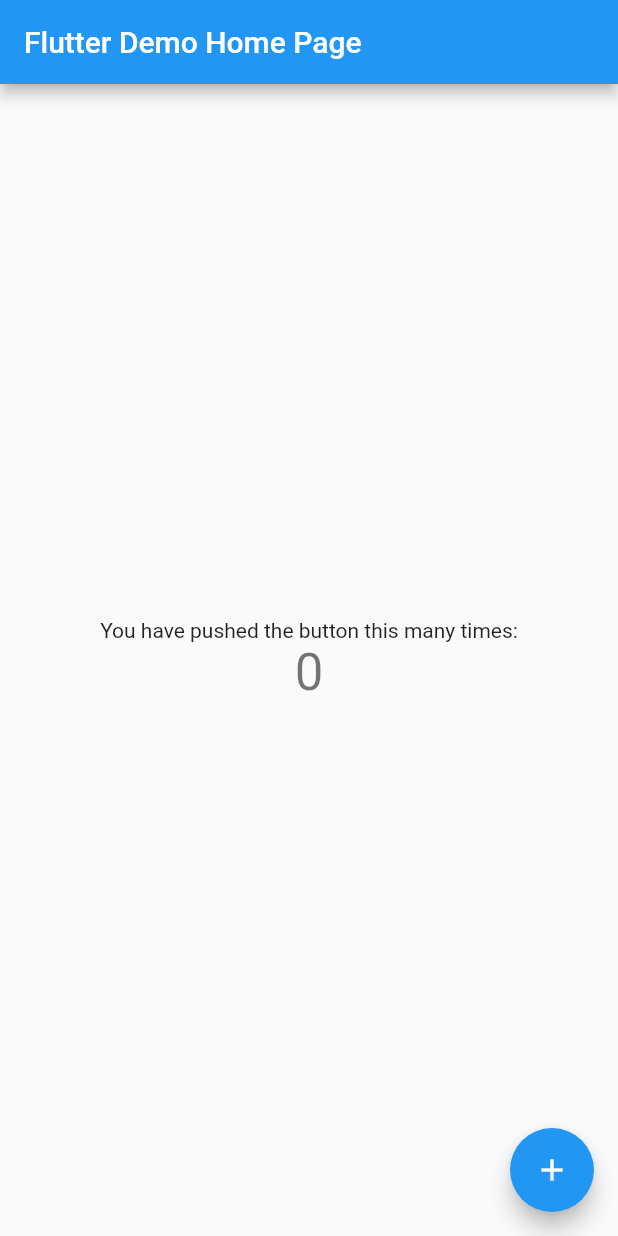
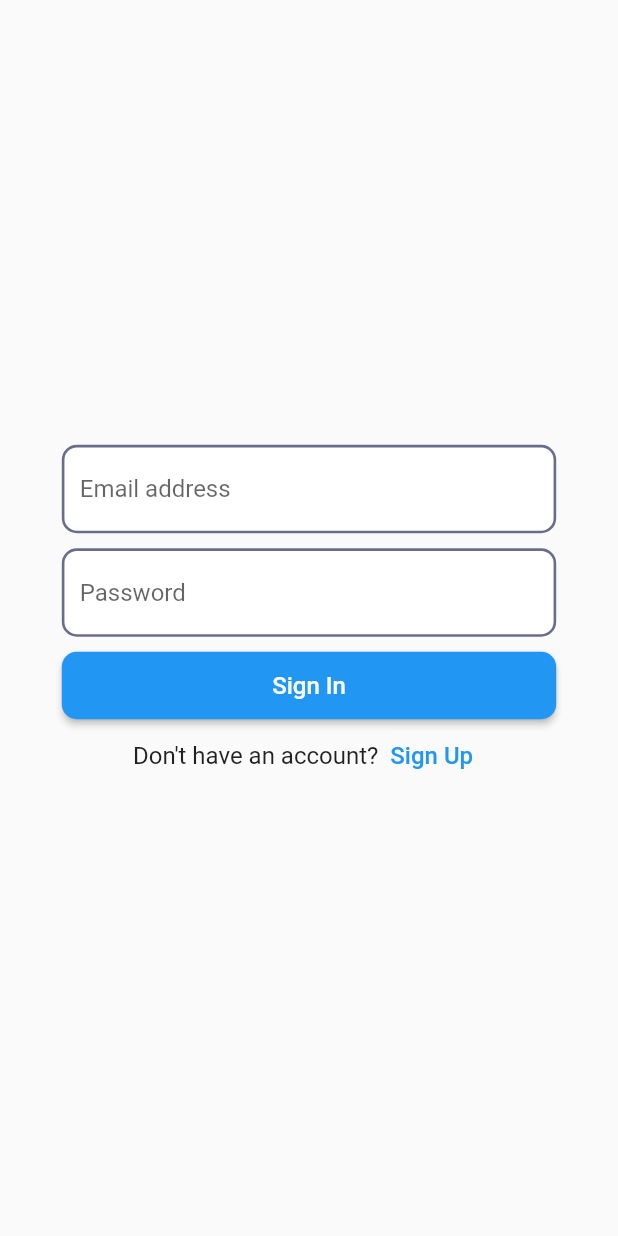
Before and after one commit to dgoose2/Wayah, a Flutter app: the screen it shows after launch, on a phone screen of 412 x 824 dp. Run offline on Flutter 3.47's test engine with Material 2 defaults, Android fonts, the phone set to English and light mode, and no system bars; our stand-ins replace cloud_firestore, firebase_auth, firebase_core; accounts and stored records are empty.

Commit message:
- Initial Commit Includes Sign in and Sign up functionality, needs cleaning up but good start - Also linked the project with firebase

```diff
--- a/wayah_app/lib/main.dart
+++ b/wayah_app/lib/main.dart
@@ -1,115 +1,42 @@
+import 'package:firebase_core/firebase_core.dart';
 import 'package:flutter/material.dart';
+import 'package:firebase_auth/firebase_auth.dart';
+import 'package:wayah_app/screens/signup_screen.dart';
+import 'firebase_options.dart';
 
-void main() {
+import 'package:wayah_app/screens/login_screen.dart';
+import 'package:wayah_app/screens/home_screen.dart';
+
+void main() async {
+  WidgetsFlutterBinding.ensureInitialized();
+  await Firebase.initializeApp();
   runApp(const MyApp());
 }
 
 class MyApp extends StatelessWidget {
   const MyApp({super.key});
 
-  // This widget is the root of your application.
   @override
   Widget build(BuildContext context) {
     return MaterialApp(
-      title: 'Flutter Demo',
+      title: 'Wayah',
       theme: ThemeData(
-        // This is the theme of your application.
-        //
-        // Try running your application with "flutter run". You'll see the
-        // application has a blue toolbar. Then, without quitting the app, try
-        // changing the primarySwatch below to Colors.green and then invoke
-        // "hot reload" (press "r" in the console where you ran "flutter run",
-        // or simply save your changes to "hot reload" in a Flutter IDE).
-        // Notice that the counter didn't reset back to zero; the application
-        // is not restarted.
-        primarySwatch: Colors.blue,
+        // primarySwatch: Colors.blue,
+        backgroundColor: Colors.white,
       ),
-      home: const MyHomePage(title: 'Flutter Demo Home Page'),
+      home: StreamBuilder(
+        stream: FirebaseAuth.instance.authStateChanges(),
+        builder: ((context, snapshot) {
+          if (snapshot.hasData) {
+            return HomeScreen();
+          }
+          return LoginScreen();
+        }),
+      ),
+      routes: {
+        LoginScreen.routeName: (ctx) => LoginScreen(),
+        SignUpScreen.routeName: (ctx) => SignUpScreen(),
+      },
     );
   }
 }
-
-class MyHomePage extends StatefulWidget {
-  const MyHomePage({super.key, required this.title});
-
-  // This widget is the home page of your application. It is stateful, meaning
-  // that it has a State object (defined below) that contains fields that affect
-  // how it looks.
-
-  // This class is the configuration for the state. It holds the values (in this
-  // case the title) provided by the parent (in this case the App widget) and
-  // used by the build method of the State. Fields in a Widget subclass are
-  // always marked "final".
-
-  final String title;
-
-  @override
-  State<MyHomePage> createState() => _MyHomePageState();
-}
-
-class _MyHomePageState extends State<MyHomePage> {
-  int _counter = 0;
-
-  void _incrementCounter() {
-    setState(() {
-      // This call to setState tells the Flutter framework that something has
-      // changed in this State, which causes it to rerun the build method below
-      // so that the display can reflect the updated values. If we changed
-      // _counter without calling setState(), then the build method would not be
-      // called again, and so nothing would appear to happen.
-      _counter++;
-    });
-  }
-
-  @override
-  Widget build(BuildContext context) {
-    // This method is rerun every time setState is called, for instance as done
-    // by the _incrementCounter method above.
-    //
-    // The Flutter framework has been optimized to make rerunning build methods
-    // fast, so that you can just rebuild anything that needs updating rather
-    // than having to individually change instances of widgets.
-    return Scaffold(
-      appBar: AppBar(
-        // Here we take the value from the MyHomePage object that was created by
-        // the App.build method, and use it to set our appbar title.
-        title: Text(widget.title),
-      ),
-      body: Center(
-        // Center is a layout widget. It takes a single child and positions it
-        // in the middle of the parent.
-        child: Column(
-          // Column is also a layout widget. It takes a list of children and
-          // arranges them vertically. By default, it sizes itself to fit its
-          // children horizontally, and tries to be as tall as its parent.
-          //
-          // Invoke "debug painting" (press "p" in the console, choose the
-          // "Toggle Debug Paint" action from the Flutter Inspector in Android
-          // Studio, or the "Toggle Debug Paint" command in Visual Studio Code)
-          // to see the wireframe for each widget.
-          //
-          // Column has various properties to control how it sizes itself and
-          // how it positions its children. Here we use mainAxisAlignment to
-          // center the children vertically; the main axis here is the vertical
-          // axis because Columns are vertical (the cross axis would be
-          // horizontal).
-          mainAxisAlignment: MainAxisAlignment.center,
-          children: <Widget>[
-            const Text(
-              'You have pushed the button this many times:',
-            ),
-            Text(
-              '$_counter',
-              style: Theme.of(context).textTheme.headline4,
-            ),
-          ],
-        ),
-      ),
-      floatingActionButton: FloatingActionButton(
-        onPressed: _incrementCounter,
-        tooltip: 'Increment',
-        child: const Icon(Icons.add),
-      ), // This trailing comma makes auto-formatting nicer for build methods.
-    );
-  }
-}
--- /dev/null
+++ b/wayah_app/lib/screens/login_screen.dart
@@ -0,0 +1,211 @@
+import 'dart:io';
+
+import 'package:flutter/material.dart';
+import 'package:flutter/services.dart';
+
+import 'package:firebase_auth/firebase_auth.dart';
+import 'package:cloud_firestore/cloud_firestore.dart';
+import 'package:wayah_app/screens/signup_screen.dart';
+
+class LoginScreen extends StatefulWidget {
+  static const routeName = '/login-screen';
+
+  @override
+  State<LoginScreen> createState() => _LoginScreenState();
+}
+
+class _LoginScreenState extends State<LoginScreen> {
+  final _auth = FirebaseAuth.instance;
+  final _formKey = GlobalKey<FormState>();
+
+  String _userEmail = '';
+  String _userPassword = '';
+
+  void _submitSignInForm(String email, String password) async {
+    final isValid = _formKey.currentState!.validate();
+    FocusScope.of(context).unfocus();
+
+    try {
+      if (isValid) {
+        UserCredential authResult;
+        authResult = await _auth.signInWithEmailAndPassword(
+            email: email, password: password);
+      }
+    } catch (error) {
+      // ignore: avoid_print
+      print(error);
+    }
+  }
+
+  @override
+  Widget build(BuildContext context) {
+    return Scaffold(
+      body: Form(
+        key: _formKey,
+        child: Center(
+          child: Column(
+            mainAxisAlignment: MainAxisAlignment.center,
+            children: [
+              Container(
+                width: MediaQuery.of(context).size.width * .8,
+                child: TextFormField(
+                  // ignore: prefer_const_constructors
+                  key: ValueKey('email'),
+                  validator: (value) {
+                    if (value!.isEmpty || !value.contains('@')) {
+                      return 'Please enter a valid email';
+                    }
+                    return null;
+                  },
+                  keyboardType: TextInputType.emailAddress,
+                  // ignore: prefer_const_constructors
+                  onChanged: (newValue) {
+                    _userEmail = newValue;
+                  },
+                  decoration: InputDecoration(
+                    hintText: 'Email address',
+                    border: InputBorder.none,
+                    enabledBorder: OutlineInputBorder(
+                      borderSide: BorderSide(
+                        color: Color.fromRGBO(104, 110, 137, 100),
+                        width: 1.75,
+                      ),
+                      borderRadius: BorderRadius.circular(10),
+                    ),
+                    focusedBorder: OutlineInputBorder(
+                      borderSide: BorderSide(
+                        color: Color.fromRGBO(104, 110, 137, 100),
+                        width: 1.75,
+                      ),
+                      borderRadius: BorderRadius.circular(10),
+                    ),
+                    errorBorder: OutlineInputBorder(
+                      borderSide: BorderSide(
+                        color: Color.fromRGBO(104, 110, 137, 100),
+                        width: 1.75,
+                      ),
+                      borderRadius: BorderRadius.circular(10),
+                    ),
+                    focusedErrorBorder: OutlineInputBorder(
+                      borderSide: BorderSide(
+                        color: Color.fromRGBO(104, 110, 137, 100),
+                        width: 1.75,
+                      ),
+                      borderRadius: BorderRadius.circular(10),
+                    ),
+                    filled: true,
+                    fillColor: Colors.white,
+                  ),
+                ),
+              ),
+              SizedBox(
+                height: 10,
+              ),
+              Container(
+                alignment: Alignment.center,
+                width: MediaQuery.of(context).size.width * .8,
+                child: TextFormField(
+                  // ignore: prefer_const_constructors
+                  key: ValueKey('password'),
+                  validator: (value) {
+                    if (value!.isEmpty || value.length < 7) {
+                      return 'Password must be at least 7 characters';
+                    }
+                    return null;
+                  },
+                  style: TextStyle(color: Theme.of(context).primaryColor),
+                  // ignore: prefer_const_constructors
+                  obscureText: true,
+                  onChanged: (newValue) {
+                    _userPassword = newValue;
+                  },
+                  decoration: InputDecoration(
+                    hintText: 'Password',
+                    border: InputBorder.none,
+                    enabledBorder: OutlineInputBorder(
+                      borderSide: BorderSide(
+                        color: Color.fromRGBO(104, 110, 137, 100),
+                        width: 1.75,
+                      ),
+                      borderRadius: BorderRadius.circular(10),
+                    ),
+                    focusedBorder: OutlineInputBorder(
+                      borderSide: BorderSide(
+                        color: Color.fromRGBO(104, 110, 137, 100),
+                        width: 1.75,
+                      ),
+                      borderRadius: BorderRadius.circular(10),
+                    ),
+                    errorBorder: OutlineInputBorder(
+                      borderSide: BorderSide(
+                        color: Color.fromRGBO(104, 110, 137, 100),
+                        width: 1.75,
+                      ),
+                      borderRadius: BorderRadius.circular(10),
+                    ),
+                    focusedErrorBorder: OutlineInputBorder(
+                      borderSide: BorderSide(
+                        color: Color.fromRGBO(104, 110, 137, 100),
+                        width: 1.75,
+                      ),
+                      borderRadius: BorderRadius.circular(10),
+                    ),
+                    filled: true,
+                    fillColor: Colors.white,
+                  ),
+                ),
+              ),
+              SizedBox(
+                height: 10,
+              ),
+              Container(
+                width: MediaQuery.of(context).size.width * 0.8,
+                height: 45,
+                child: ElevatedButton(
+                  style: ElevatedButton.styleFrom(
+                      backgroundColor: Colors.blue,
+                      shape: RoundedRectangleBorder(
+                        borderRadius: BorderRadius.circular(10),
+                      )),
+                  onPressed: () {
+                    _submitSignInForm(_userEmail, _userPassword);
+                  },
+                  // ignore: prefer_const_constructors
+                  child: Text(
+                    'Sign In',
+                    style: TextStyle(
+                      fontSize: 16,
+                    ),
+                  ),
+                ),
+              ),
+              Row(
+                mainAxisAlignment: MainAxisAlignment.center,
+                children: [
+                  Text(
+                    "Don't have an account?",
+                    style: TextStyle(
+                      fontSize: 16,
+                    ),
+                  ),
+                  TextButton(
+                    onPressed: () {
+                      Navigator.of(context).pushNamed(SignUpScreen.routeName);
+                    },
+                    // ignore: prefer_const_constructors
+                    child: Text(
+                      "Sign Up",
+                      style: TextStyle(
+                        fontSize: 16,
+                      ),
+                    ),
+                  ),
+                ],
+              )
+            ],
+          ),
+        ),
+      ),
+    );
+  }
+}
--- a/wayah_app/pubspec.yaml
+++ b/wayah_app/pubspec.yaml
@@ -36,6 +36,9 @@
   # The following adds the Cupertino Icons font to your application.
   # Use with the CupertinoIcons class for iOS style icons.
   cupertino_icons: ^1.0.2
+  firebase_core: ^2.2.0
+  firebase_auth: ^4.1.2
+  cloud_firestore: ^4.0.5
 
 dev_dependencies:
   flutter_test:
```
Also changed, not shown: wayah_app/lib/screens/home_screen.dart (added, +27 -0 lines), wayah_app/lib/screens/signup_screen.dart (added, +280 -0 lines), wayah_app/lib/firebase_options.dart (added), wayah_app/pubspec.lock, 73 other files.
